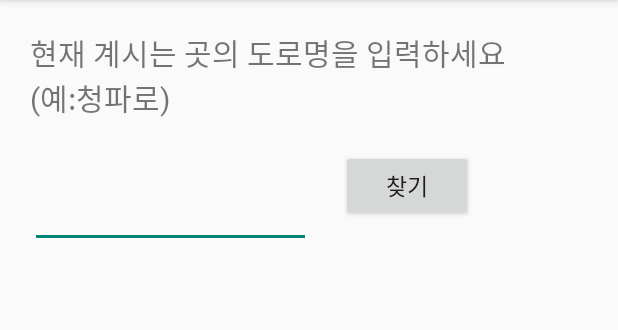
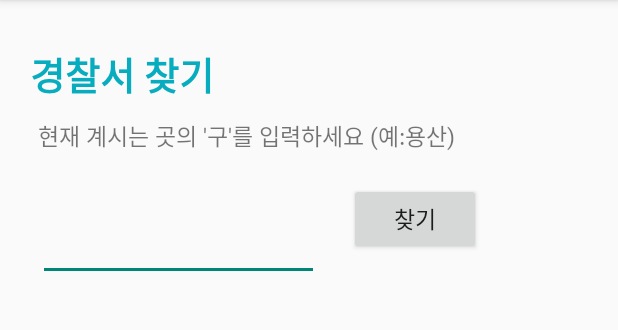
Before and after one commit to sophia1023/SafeReturn, an Android app: the fragment FindPolice placed in its activity, after a tap on "찾기", on a phone screen of 412 x 824 dp, the part 84-414 px from its top. Run offline under Robolectric (Android 15) with nearby library versions, the phone set to English and light mode, and no system bars; 2 statements that could not run were skipped.

Commit message:
중복 코드, 오류 의심 코드 수정

```diff
--- a/app/src/main/AndroidManifest.xml
+++ b/app/src/main/AndroidManifest.xml
@@ -17,7 +17,7 @@
 
     <application
         android:allowBackup="true"
-        android:icon="@mipmap/ic_launcher"
+        android:icon="@drawable/logo"
         android:label="@string/app_name"
         android:theme="@style/AppTheme" >
         <meta-data
--- a/app/src/main/java/com/jh/safereturn/FindPolice.java
+++ b/app/src/main/java/com/jh/safereturn/FindPolice.java
@@ -9,6 +9,7 @@ import android.view.View;
 import android.view.ViewGroup;
 import android.widget.Button;
 import android.widget.EditText;
+import android.widget.ImageView;
 import android.widget.TextView;
 
 import com.parse.ParseException;
@@ -26,6 +27,7 @@ public class FindPolice extends Fragment {
     View policeView;
     String slocal;
     TextView TextView2;
+    ImageView imgView;
 
     @Override
     public void onCreate(Bundle savedInstanceState) {
@@ -38,12 +40,14 @@ public class FindPolice extends Fragment {
         EditText2 = (EditText) policeView.findViewById(R.id.slocal);
         findButton = (Button) policeView.findViewById(R.id.find);
         TextView2 = (TextView) policeView.findViewById(R.id.mdata);
+        imgView = (ImageView)policeView.findViewById(R.id.police);
 
         findButton.setOnClickListener(new View.OnClickListener() {
             @Override
             public void onClick(View view) {
 
                 slocal = EditText2.getText().toString();
+                imgView .setVisibility(View.INVISIBLE);
 
                 try {
                     ArrayList<ParseObject> datas = new ArrayList<ParseObject>(); // parse.com에서 읽어온 object들을 저장할 List
--- a/app/src/main/java/com/jh/safereturn/MainActivity.java
+++ b/app/src/main/java/com/jh/safereturn/MainActivity.java
@@ -1,6 +1,8 @@
 package com.jh.safereturn;
 
-
+/**
+ * Created by HUNNY on 2015-12-03.
+ */
 import android.app.AlertDialog;
 import android.app.PendingIntent;
 import android.content.DialogInterface;
--- a/app/src/main/res/layout/activity_findpolice.xml
+++ b/app/src/main/res/layout/activity_findpolice.xml
@@ -6,41 +6,37 @@
     android:layout_height="match_parent"
     android:weightSum="1">
 
-    <!--
     <TextView
         android:layout_width="wrap_content"
         android:layout_height="wrap_content"
-        android:text="구분 :"
+        android:text="경찰서 찾기"
         android:id="@+id/text1"
-        android:layout_margin="20dp"/>
+        android:layout_marginTop="30dp"
+        android:layout_marginLeft="20dp"
+        android:textSize="25dp"
+        android:textStyle="bold"
+        android:textColor="#07adbf"/>
 
-    <EditText
-        android:layout_width="wrap_content"
-        android:layout_height="wrap_content"
-        android:id="@+id/sort"
-        android:layout_marginRight="229dp"
-        android:layout_toEndOf="@+id/text1" />
--->
     <TextView
         android:layout_width="wrap_content"
         android:layout_height="wrap_content"
-        android:text="현재 계시는 곳의 도로명을 입력하세요 \n(예:청파로)"
+        android:text="현재 계시는 곳의 '구'를 입력하세요 (예:용산)"
         android:id="@+id/text2"
-        android:layout_marginTop="20dp"
-        android:layout_marginLeft="20dp"
+        android:layout_marginTop="10dp"
         android:layout_marginBottom="20dp"
-        android:textSize="20dp"/>
+        android:layout_marginLeft="25dp"
+        android:textSize="15dp" />
 
     <TableRow
         android:layout_width="wrap_content"
-        android:layout_height="wrap_content">
+        android:layout_height="wrap_content"
+        android:layout_marginLeft="25dp">
 
         <EditText
             android:layout_width="187dp"
             android:layout_height="wrap_content"
             android:id="@+id/slocal"
             android:layout_marginTop="20dp"
-            android:layout_marginLeft="20dp"
             android:layout_marginRight="10dp"
             android:layout_toEndOf="@+id/text2" />
 
@@ -62,24 +58,20 @@
     <TextView
         android:layout_width="wrap_content"
         android:layout_height="wrap_content"
+        android:layout_gravity="center_horizontal"
         android:text="찾으시는 경찰서는 여기 뜹니다^^"
         android:id="@+id/mdata"
         android:layout_marginTop="10dp"
-        android:layout_marginLeft="25dp"
         android:inputType="textMultiLine"
         android:textSize="18dp"
-        android:autoLink="phone"/>
+        android:autoLink="phone" />
 
-   <!-- <Button
-        android:layout_width="wrap_content"
-        android:layout_height="wrap_content"
-        android:text="전화걸기"
-        android:textSize="15dp"
-        android:id="@+id/call"
-        android:layout_centerHorizontal="true"
-        android:layout_marginTop="30dp"
-        android:layout_marginLeft="10dp"
-        android:layout_below="@+id/tell"
-        android:layout_gravity="right" />-->
+        <ImageView
+            android:layout_width="wrap_content"
+            android:layout_height="wrap_content"
+            android:layout_marginTop="10dp"
+            android:id="@+id/police"
+            android:src="@drawable/police"
+            android:layout_gravity="center_horizontal"/>
 
 </LinearLayout>
--- a/app/src/main/res/layout/activity_notification.xml
+++ b/app/src/main/res/layout/activity_notification.xml
@@ -30,11 +30,11 @@
 
     <Button
         android:layout_width="wrap_content"
-        android:layout_height="wrap_content"
+        android:layout_height="40dp"
+        android:layout_marginTop="10dp"
         android:text="알람맞추기"
         android:id="@+id/btnAlaram"
-        android:layout_gravity="center_horizontal"
-        android:layout_weight="0.27" />
+        android:layout_gravity="center_horizontal" />
 
 
 </LinearLayout>
--- a/app/src/main/res/layout/activity_receiver.xml
+++ b/app/src/main/res/layout/activity_receiver.xml
@@ -8,4 +8,5 @@
         android:layout_height="wrap_content"
         android:text="알람끄기"
         android:id="@+id/button" />
+
 </LinearLayout>
```
Also changed, not shown: app/src/main/java/com/jh/safereturn/AlarmReceiver.java (+8 -7 lines), app/src/main/java/com/jh/safereturn/LocationSMS.java (+4 -7 lines), app/src/main/res/layout/activity_home.xml (+9 -7 lines), app/src/main/res/layout/activity_siren.xml (+26 -4 lines).
